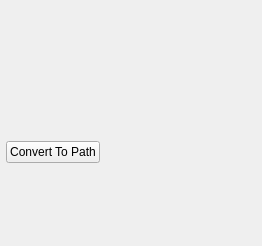
This is libs/flake/PathToolOptionWidgetBase.ui in KDE/krita as Qt 5 draws it before an edit. The edited form follows.
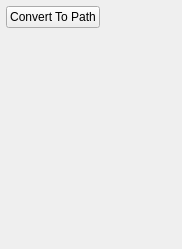
This is the edited form. The open tabs and pages were chosen to show the change.

Commit message: remove loading of shape config widgets in path tool

What changed in the file:
```diff
--- a/libs/flake/PathToolOptionWidgetBase.ui
+++ b/libs/flake/PathToolOptionWidgetBase.ui
@@ -5,8 +5,8 @@
    <rect>
     <x>0</x>
     <y>0</y>
-    <width>262</width>
-    <height>246</height>
+    <width>182</width>
+    <height>249</height>
    </rect>
   </property>
   <layout class="QVBoxLayout" >
@@ -236,17 +236,6 @@
        <property name="bottomMargin" >
         <number>0</number>
        </property>
-       <item row="0" column="0" colspan="2" >
-        <widget class="QStackedWidget" name="configWidget" >
-         <property name="sizePolicy" >
-          <sizepolicy vsizetype="Preferred" hsizetype="Preferred" >
-           <horstretch>0</horstretch>
-           <verstretch>1</verstretch>
-          </sizepolicy>
-         </property>
-         <widget class="QWidget" name="page_2" />
-        </widget>
-       </item>
        <item row="1" column="0" >
         <widget class="QPushButton" name="convertToPath" >
          <property name="text" >
@@ -267,19 +256,35 @@
          </property>
         </spacer>
        </item>
+       <item row="2" column="0" >
+        <spacer>
+         <property name="orientation" >
+          <enum>Qt::Vertical</enum>
+         </property>
+         <property name="sizeHint" >
+          <size>
+           <width>20</width>
+           <height>40</height>
+          </size>
+         </property>
+        </spacer>
+       </item>
       </layout>
      </widget>
     </widget>
    </item>
    <item>
-    <widget class="QWidget" native="1" name="spacer" >
-     <property name="sizePolicy" >
-      <sizepolicy vsizetype="Preferred" hsizetype="Preferred" >
-       <horstretch>0</horstretch>
-       <verstretch>12</verstretch>
-      </sizepolicy>
+    <spacer>
+     <property name="orientation" >
+      <enum>Qt::Vertical</enum>
      </property>
-    </widget>
+     <property name="sizeHint" >
+      <size>
+       <width>20</width>
+       <height>40</height>
+      </size>
+     </property>
+    </spacer>
    </item>
   </layout>
  </widget>
```
Left out of the diff: 24 changed lines with no effect on the pictures. Lines whose indentation alone changed are shown as unchanged. The commit also changes 3 other files.
